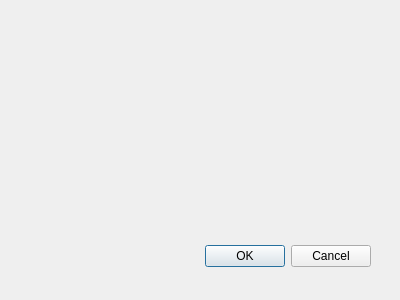
This is registerwindow.ui in adinamariav/chatapp as Qt 5 draws it before an edit. The edited form follows.
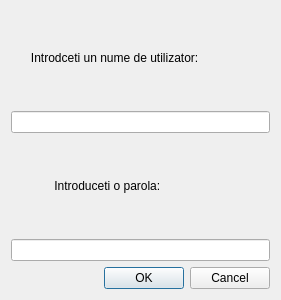
This is the edited form.

```diff
--- a/registerwindow.ui
+++ b/registerwindow.ui
@@ -8,22 +8,16 @@
    <rect>
     <x>0</x>
     <y>0</y>
-    <width>400</width>
+    <width>281</width>
     <height>300</height>
    </rect>
   </property>
   <property name="windowTitle">
    <string>Dialog</string>
   </property>
-  <widget name="buttonBox" class="QDialogButtonBox">
-   <property name="geometry">
-    <rect>
-     <x>30</x>
-     <y>240</y>
-     <width>341</width>
-     <height>32</height>
-    </rect>
-   </property>
+  <layout class="QGridLayout" name="gridLayout">
+   <item row="6" column="0">
+    <widget class="QDialogButtonBox" name="buttonBox">
    <property name="orientation">
     <enum>Qt::Horizontal</enum>
    </property>
@@ -31,8 +25,33 @@
     <set>QDialogButtonBox::Cancel|QDialogButtonBox::Ok</set>
    </property>
   </widget>
- </widget>
- <pixmapfunction/>
+   </item>
+   <item row="5" column="0">
+    <widget class="QLineEdit" name="passEdit">
+     <property name="echoMode">
+      <enum>QLineEdit::Password</enum>
+     </property>
+    </widget>
+   </item>
+   <item row="2" column="0">
+    <widget class="QLineEdit" name="usernameEdit"/>
+   </item>
+   <item row="1" column="0">
+    <widget class="QLabel" name="label">
+     <property name="text">
+      <string>      Introdceti un nume de utilizator:</string>
+     </property>
+    </widget>
+   </item>
+   <item row="3" column="0">
+    <widget class="QLabel" name="label_2">
+     <property name="text">
+      <string>             Introduceti o parola:</string>
+     </property>
+    </widget>
+   </item>
+  </layout>
+ </widget>
  <resources/>
  <connections>
   <connection>
```
Left out of the diff: 8 changed lines with no effect on the pictures. Lines whose indentation alone changed are shown as unchanged.
